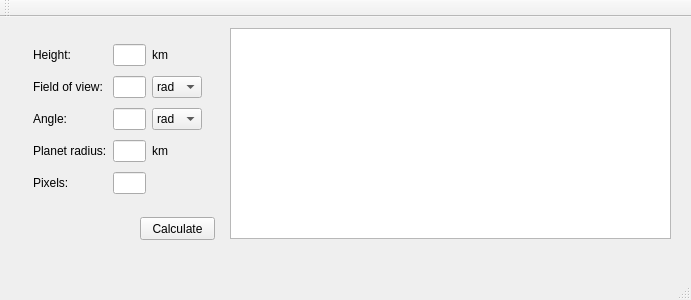
First picture: the form in src/mainwindow.ui, repository takpan/orbit-pixel-params-calc, before the edit.
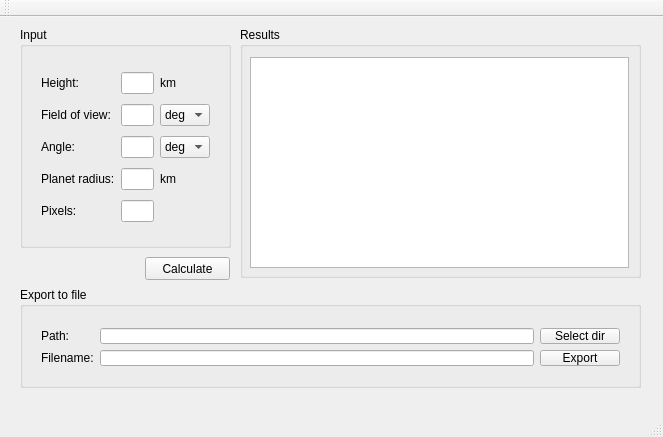
Second picture: the form after the edit.

```diff
--- a/src/mainwindow.ui
+++ b/src/mainwindow.ui
@@ -6,8 +6,8 @@
    <rect>
     <x>0</x>
     <y>0</y>
-    <width>691</width>
-    <height>300</height>
+    <width>663</width>
+    <height>437</height>
    </rect>
   </property>
   <property name="windowTitle">
@@ -17,9 +17,9 @@
    <widget class="QPushButton" name="calcPushButton">
     <property name="geometry">
      <rect>
-      <x>140</x>
-      <y>200</y>
-      <width>75</width>
+      <x>145</x>
+      <y>240</y>
+      <width>85</width>
       <height>23</height>
      </rect>
     </property>
@@ -27,21 +27,82 @@
      <string>Calculate</string>
     </property>
    </widget>
-   <widget class="QTableWidget" name="tableWidget">
+   <widget class="QGroupBox" name="groupBox">
     <property name="geometry">
      <rect>
-      <x>230</x>
-      <y>11</y>
-      <width>441</width>
-      <height>211</height>
+      <x>20</x>
+      <y>270</y>
+      <width>621</width>
+      <height>101</height>
      </rect>
     </property>
-   </widget>
+    <property name="title">
+     <string>Export to file</string>
+    </property>
+    <widget class="QWidget" name="">
+     <property name="geometry">
+      <rect>
+       <x>10</x>
+       <y>30</y>
+       <width>601</width>
+       <height>60</height>
+      </rect>
+     </property>
+     <layout class="QGridLayout" name="gridLayout_2">
+      <item row="0" column="0">
+       <widget class="QLabel" name="label_6">
+        <property name="text">
+         <string>Path:</string>
+        </property>
+       </widget>
+      </item>
+      <item row="0" column="1">
+       <widget class="QLineEdit" name="pathLineEdit"/>
+      </item>
+      <item row="0" column="2">
+       <widget class="QPushButton" name="selDirPushButton">
+        <property name="text">
+         <string>Select dir</string>
+        </property>
+       </widget>
+      </item>
+      <item row="1" column="0">
+       <widget class="QLabel" name="label_8">
+        <property name="text">
+         <string>Filename:</string>
+        </property>
+       </widget>
+      </item>
+      <item row="1" column="1">
+       <widget class="QLineEdit" name="filenameLineEdit"/>
+      </item>
+      <item row="1" column="2">
+       <widget class="QPushButton" name="exportPushButton">
+        <property name="text">
+         <string>Export</string>
+        </property>
+       </widget>
+      </item>
+     </layout>
+    </widget>
+   </widget>
+   <widget class="QGroupBox" name="groupBox_2">
+    <property name="geometry">
+     <rect>
+      <x>20</x>
+      <y>10</y>
+      <width>211</width>
+      <height>221</height>
+     </rect>
+    </property>
+    <property name="title">
+     <string>Input</string>
+    </property>
    <widget class="QWidget" name="layoutWidget">
     <property name="geometry">
      <rect>
-      <x>22</x>
-      <y>12</y>
+       <x>10</x>
+       <y>30</y>
       <width>191</width>
       <height>181</height>
      </rect>
@@ -98,7 +159,7 @@
        </property>
        <item>
         <property name="text">
-         <string>rad</string>
+          <string>deg</string>
         </property>
        </item>
        <item>
@@ -140,7 +201,7 @@
        </property>
        <item>
         <property name="text">
-         <string>rad</string>
+          <string>deg</string>
         </property>
        </item>
        <item>
@@ -199,6 +260,36 @@
     </layout>
    </widget>
   </widget>
+   <widget class="QGroupBox" name="groupBox_3">
+    <property name="geometry">
+     <rect>
+      <x>240</x>
+      <y>10</y>
+      <width>401</width>
+      <height>251</height>
+     </rect>
+    </property>
+    <property name="minimumSize">
+     <size>
+      <width>4</width>
+      <height>0</height>
+     </size>
+    </property>
+    <property name="title">
+     <string>Results</string>
+    </property>
+    <widget class="QTableWidget" name="tableWidget">
+     <property name="geometry">
+      <rect>
+       <x>10</x>
+       <y>30</y>
+       <width>379</width>
+       <height>211</height>
+      </rect>
+     </property>
+    </widget>
+   </widget>
+  </widget>
   <widget class="QMenuBar" name="menuBar">
    <property name="geometry">
     <rect>
```
Left out of the diff: 6 changed lines with no effect on the pictures. Lines whose indentation alone changed are shown as unchanged.
